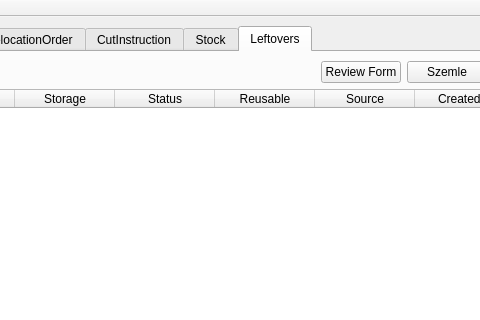
Before: the Qt Designer form view/MainWindow.ui in horvathzoltan/cutplannerpro, drawn with Qt 5; both pictures show x 306 to 786 and y 0 to 320 of the 1024 by 666 pixel window.
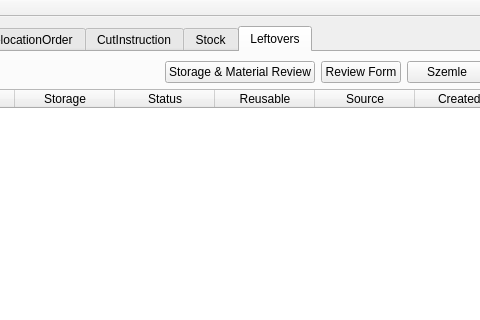
After: the same form once the commit is applied. The open tabs and pages were chosen to show the change.

What changed in the file:
```diff
--- a/view/MainWindow.ui
+++ b/view/MainWindow.ui
@@ -802,6 +802,13 @@
               </property>
              </spacer>
             </item>
+            <item>
+             <widget class="QPushButton" name="btn_StorageAndMaterialReview">
+              <property name="text">
+               <string>Storage &amp;&amp; Material Review</string>
+              </property>
+             </widget>
+            </item>
             <item>
              <widget class="QPushButton" name="btn_ReviewForm">
               <property name="text">
```
Left out of the diff: 4 changed lines with no effect on the pictures.
